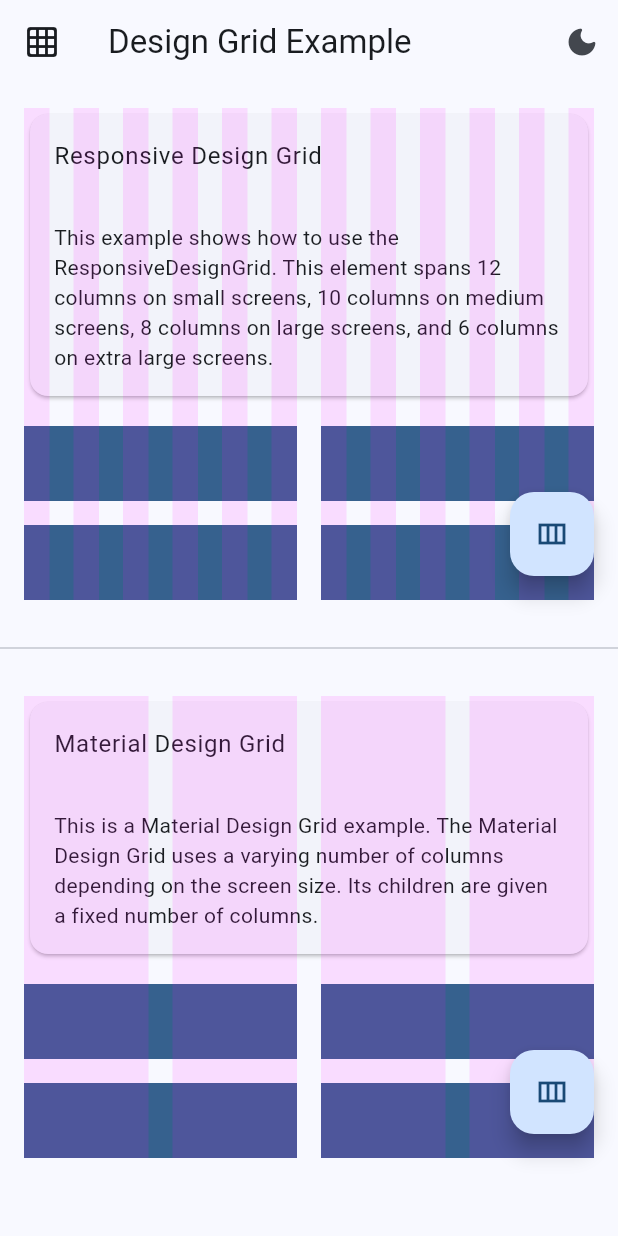
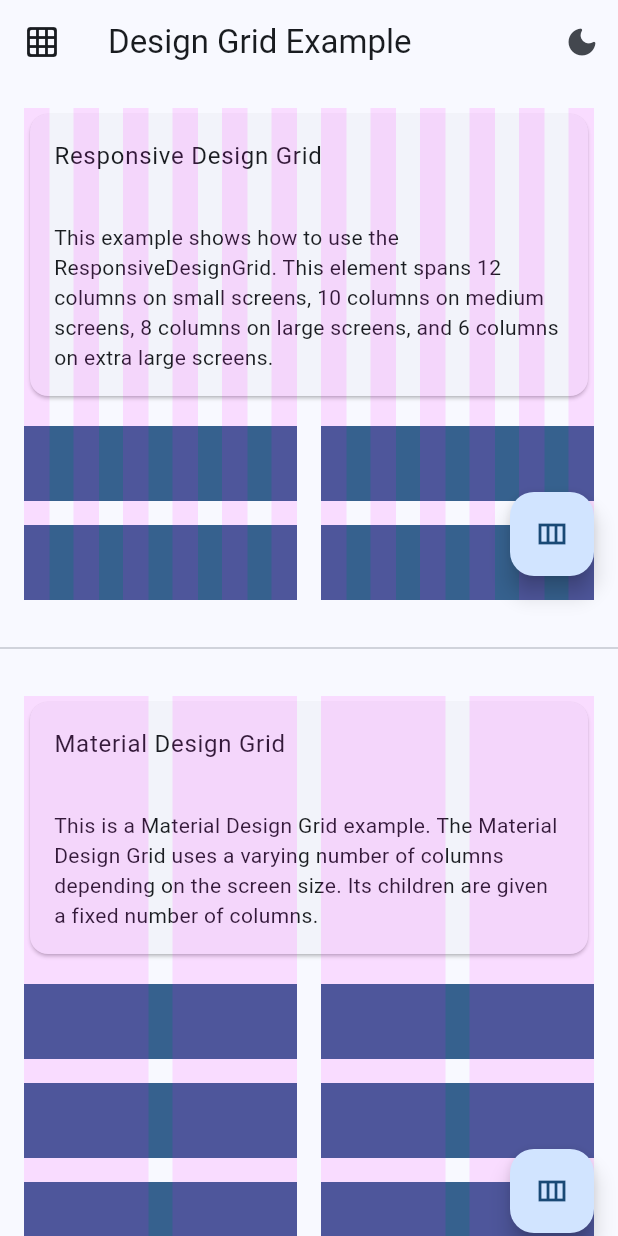
Before and after one commit to inf0rmatix/design_grid, a Flutter app: the screen it shows after launch, on a phone screen of 412 x 824 dp. Run offline on Flutter 3.47's test engine with Material 2 defaults, Android fonts, the phone set to English and light mode, and no system bars.

Commit message:
improving example

```diff
--- a/example/lib/main.dart
+++ b/example/lib/main.dart
@@ -79,9 +79,9 @@ class ResponsiveDesignGridExample extends StatelessWidget {
                 ResponsiveDesignGridItem(
                   columns: const ResponsiveDesignGridColumns(
                     small: 12,
-                    medium: 10,
-                    large: 8,
-                    extraLarge: 6,
+                    medium: 8,
+                    large: 6,
+                    extraLarge: 4,
                   ),
                   // The child widget will be wrapped in a SizedBox widget with constrained width according to the columns property.
                   child: Card(
@@ -229,6 +229,20 @@ class MaterialDesignGridExample extends StatelessWidget {
                     color: Theme.of(context).colorScheme.primary,
                   ),
                 ),
+                MaterialDesignGridItem(
+                  columns: 2,
+                  child: Container(
+                    height: 50,
+                    color: Theme.of(context).colorScheme.primary,
+                  ),
+                ),
+                MaterialDesignGridItem(
+                  columns: 2,
+                  child: Container(
+                    height: 50,
+                    color: Theme.of(context).colorScheme.primary,
+                  ),
+                ),
               ],
             ),
           ],
```
